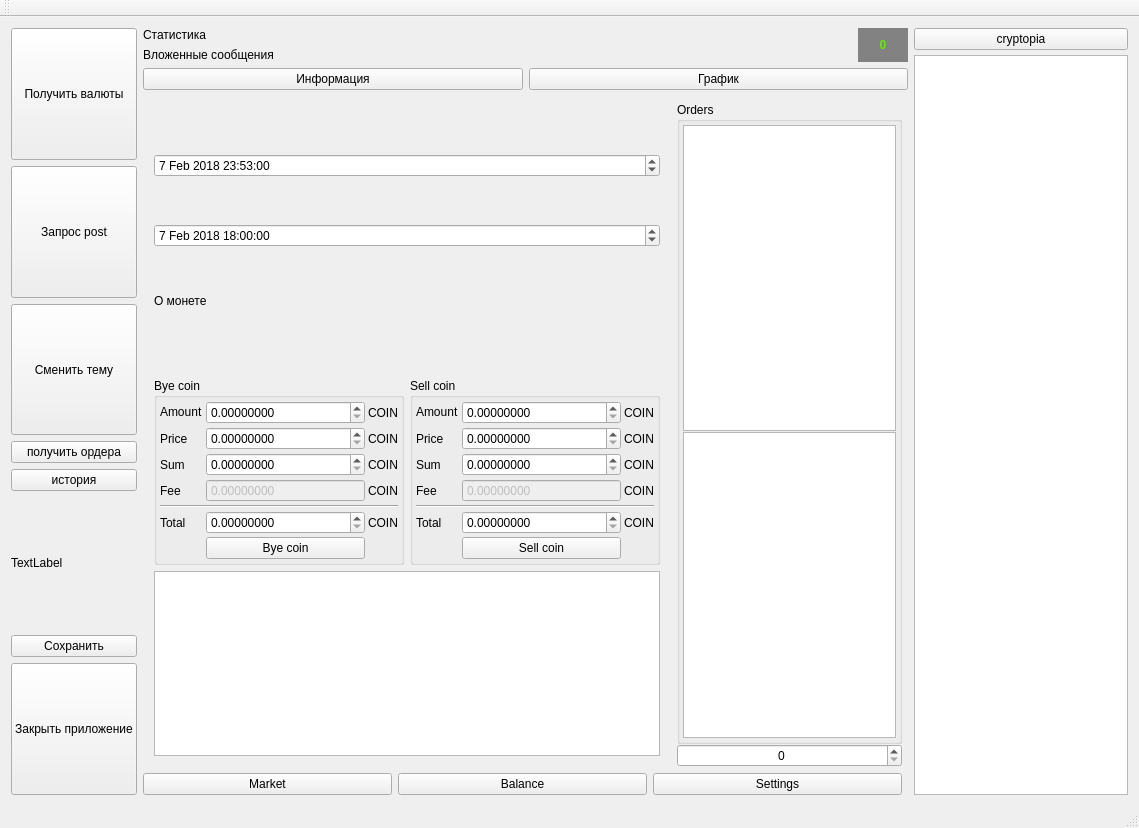
Old version of the form mainwindow.ui in the repository predbannikov/cryptopia_client.
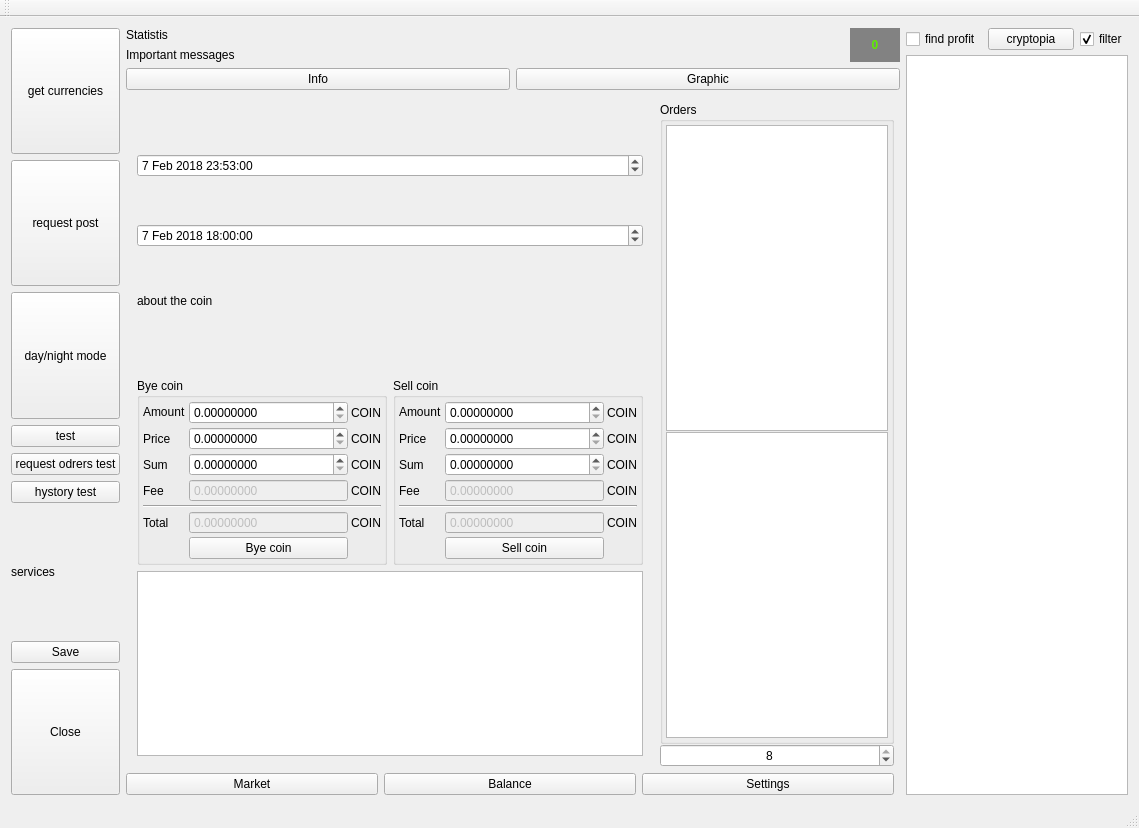
New version of the form.

```diff
--- a/mainwindow.ui
+++ b/mainwindow.ui
@@ -52,7 +52,7 @@
            <string notr="true">text-align: center</string>
           </property>
           <property name="text">
-           <string>Получить валюты</string>
+           <string>get currencies</string>
           </property>
           <property name="checkable">
            <bool>false</bool>
@@ -68,7 +68,7 @@
            </sizepolicy>
           </property>
           <property name="text">
-           <string>Запрос post</string>
+           <string>request post</string>
           </property>
          </widget>
         </item>
@@ -84,7 +84,14 @@
            <string notr="true">text-align: center</string>
           </property>
           <property name="text">
-           <string>Сменить тему</string>
+           <string>day/night mode</string>
+          </property>
+         </widget>
+        </item>
+        <item>
+         <widget class="QPushButton" name="pushButton_14">
+          <property name="text">
+           <string>test</string>
           </property>
          </widget>
         </item>
@@ -97,28 +104,28 @@
            </sizepolicy>
           </property>
           <property name="text">
-           <string>получить ордера</string>
+           <string>request odrers test</string>
           </property>
          </widget>
         </item>
         <item>
          <widget class="QPushButton" name="pushButton_13">
           <property name="text">
-           <string>история</string>
+           <string>hystory test</string>
           </property>
          </widget>
         </item>
         <item>
          <widget class="QLabel" name="lbSuccess">
           <property name="text">
-           <string>TextLabel</string>
+           <string>services</string>
           </property>
          </widget>
         </item>
         <item>
          <widget class="QPushButton" name="saveConfig">
           <property name="text">
-           <string>Сохранить</string>
+           <string>Save</string>
           </property>
          </widget>
         </item>
@@ -131,7 +138,7 @@
            </sizepolicy>
           </property>
           <property name="text">
-           <string>Закрыть приложение</string>
+           <string>Close</string>
           </property>
          </widget>
         </item>
@@ -160,7 +167,7 @@
             </property>
             <property name="maximumSize">
              <size>
-              <width>300</width>
+              <width>330</width>
               <height>16777215</height>
              </size>
             </property>
@@ -191,6 +198,9 @@
                <property name="autoFillBackground">
                 <bool>true</bool>
                </property>
+               <property name="alternatingRowColors">
+                <bool>false</bool>
+               </property>
                <property name="selectionMode">
                 <enum>QAbstractItemView::SingleSelection</enum>
                </property>
@@ -249,8 +259,17 @@
               <property name="buttonSymbols">
                <enum>QAbstractSpinBox::UpDownArrows</enum>
               </property>
+              <property name="minimum">
+               <number>1</number>
+              </property>
               <property name="maximum">
-               <number>7</number>
+               <number>8</number>
+              </property>
+              <property name="value">
+               <number>8</number>
+              </property>
+              <property name="displayIntegerBase">
+               <number>9</number>
               </property>
              </widget>
             </item>
@@ -460,6 +479,12 @@
                </property>
                <item row="5" column="1">
                 <widget class="QDoubleSpinBox" name="sellTotal">
+                 <property name="enabled">
+                  <bool>false</bool>
+                 </property>
+                 <property name="buttonSymbols">
+                  <enum>QAbstractSpinBox::NoButtons</enum>
+                 </property>
                  <property name="decimals">
                   <number>8</number>
                  </property>
@@ -642,6 +667,12 @@
                </property>
                <item row="5" column="1">
                 <widget class="QDoubleSpinBox" name="bayTotal">
+                 <property name="enabled">
+                  <bool>false</bool>
+                 </property>
+                 <property name="buttonSymbols">
+                  <enum>QAbstractSpinBox::NoButtons</enum>
+                 </property>
                  <property name="decimals">
                   <number>8</number>
                  </property>
@@ -830,14 +861,14 @@
           <item>
            <widget class="QPushButton" name="pushButton_6">
             <property name="text">
-             <string>Информация</string>
+             <string>Info</string>
             </property>
            </widget>
           </item>
           <item>
            <widget class="QPushButton" name="pushButton_3">
             <property name="text">
-             <string>График</string>
+             <string>Graphic</string>
             </property>
            </widget>
           </item>
@@ -875,14 +906,14 @@
             <item>
              <widget class="QLabel" name="lbStat">
               <property name="text">
-               <string>Статистика</string>
+               <string>Statistis</string>
               </property>
              </widget>
             </item>
             <item>
              <widget class="QLabel" name="lbInsidMsg">
               <property name="text">
-               <string>Вложенные сообщения</string>
+               <string>Important messages</string>
               </property>
              </widget>
             </item>
@@ -949,6 +980,33 @@
             <bool>true</bool>
            </property>
            <layout class="QGridLayout" name="gridLayout_7">
+            <item row="2" column="0">
+             <widget class="QLabel" name="label_23">
+              <property name="sizePolicy">
+               <sizepolicy hsizetype="Minimum" vsizetype="Fixed">
+                <horstretch>0</horstretch>
+                <verstretch>0</verstretch>
+               </sizepolicy>
+              </property>
+              <property name="text">
+               <string>about the coin</string>
+              </property>
+             </widget>
+            </item>
+            <item row="1" column="0">
+             <widget class="QDateTimeEdit" name="dateTimeEdit_2">
+              <property name="dateTime">
+               <datetime>
+                <hour>18</hour>
+                <minute>0</minute>
+                <second>0</second>
+                <year>2018</year>
+                <month>2</month>
+                <day>7</day>
+               </datetime>
+              </property>
+             </widget>
+            </item>
             <item row="0" column="0">
              <widget class="QDateTimeEdit" name="dateTimeEdit">
               <property name="dateTime">
@@ -977,33 +1035,6 @@
               </property>
              </widget>
             </item>
-            <item row="2" column="0">
-             <widget class="QLabel" name="label_23">
-              <property name="sizePolicy">
-               <sizepolicy hsizetype="Minimum" vsizetype="Fixed">
-                <horstretch>0</horstretch>
-                <verstretch>0</verstretch>
-               </sizepolicy>
-              </property>
-              <property name="text">
-               <string>О монете</string>
-              </property>
-             </widget>
-            </item>
-            <item row="1" column="0">
-             <widget class="QDateTimeEdit" name="dateTimeEdit_2">
-              <property name="dateTime">
-               <datetime>
-                <hour>18</hour>
-                <minute>0</minute>
-                <second>0</second>
-                <year>2018</year>
-                <month>2</month>
-                <day>7</day>
-               </datetime>
-              </property>
-             </widget>
-            </item>
            </layout>
           </widget>
           <widget class="QWidget" name="page_2"/>
@@ -1020,11 +1051,44 @@
          <enum>QLayout::SetDefaultConstraint</enum>
         </property>
         <item>
-         <widget class="QPushButton" name="pushButton">
-          <property name="text">
-           <string>cryptopia</string>
-          </property>
-         </widget>
+         <layout class="QHBoxLayout" name="horizontalLayout_7">
+          <item>
+           <widget class="QCheckBox" name="chkbksFindProfit">
+            <property name="sizePolicy">
+             <sizepolicy hsizetype="Maximum" vsizetype="Fixed">
+              <horstretch>0</horstretch>
+              <verstretch>0</verstretch>
+             </sizepolicy>
+            </property>
+            <property name="text">
+             <string>find profit</string>
+            </property>
+           </widget>
+          </item>
+          <item>
+           <widget class="QPushButton" name="pushButton">
+            <property name="text">
+             <string>cryptopia</string>
+            </property>
+           </widget>
+          </item>
+          <item>
+           <widget class="QCheckBox" name="filterPairs">
+            <property name="sizePolicy">
+             <sizepolicy hsizetype="Maximum" vsizetype="Fixed">
+              <horstretch>0</horstretch>
+              <verstretch>0</verstretch>
+             </sizepolicy>
+            </property>
+            <property name="text">
+             <string>filter</string>
+            </property>
+            <property name="checked">
+             <bool>true</bool>
+            </property>
+           </widget>
+          </item>
+         </layout>
         </item>
         <item>
          <widget class="QTableView" name="listCurrencies">
@@ -1032,7 +1096,7 @@
            <bool>true</bool>
           </property>
           <property name="sizePolicy">
-           <sizepolicy hsizetype="Fixed" vsizetype="Expanding">
+           <sizepolicy hsizetype="Preferred" vsizetype="Expanding">
             <horstretch>0</horstretch>
             <verstretch>0</verstretch>
            </sizepolicy>
```
Left out of the diff: 7 changed lines with no effect on the pictures.
